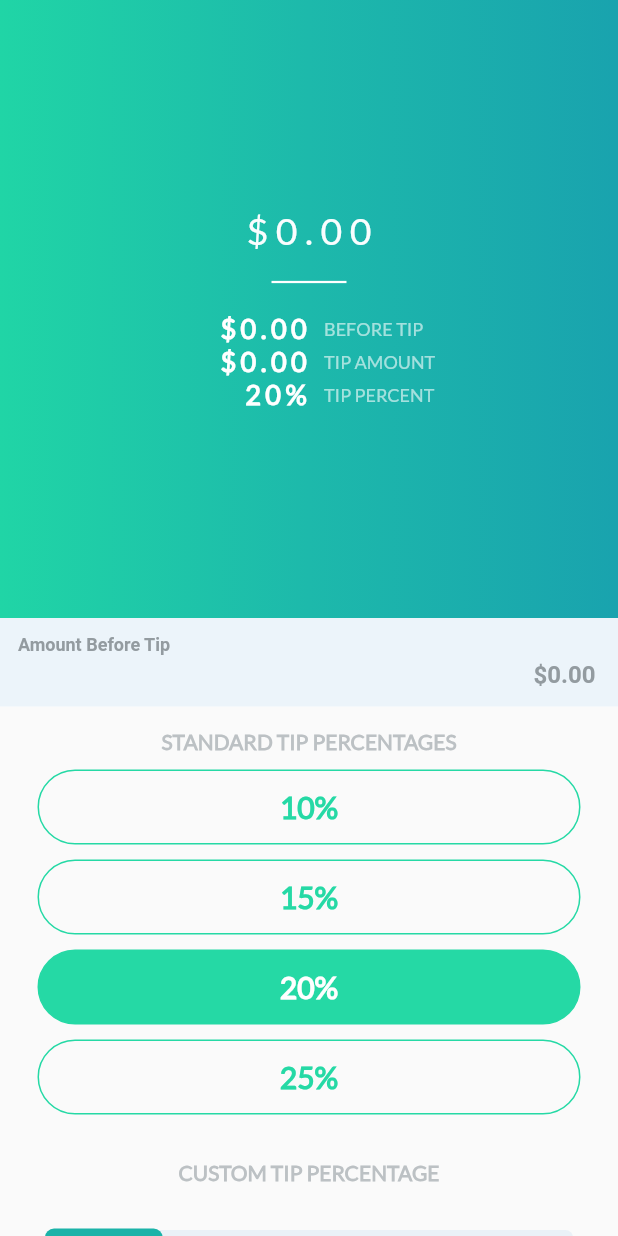
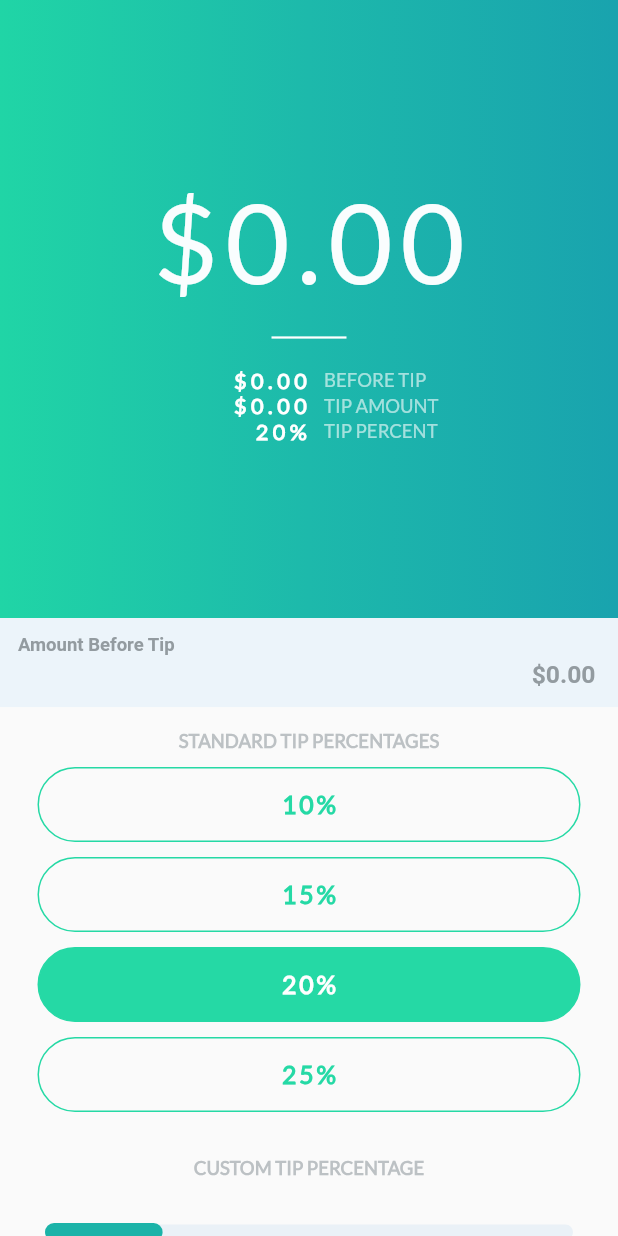
Before and after one commit to agileronin/tip-calculator, a Flutter app: the screen it shows after launch, on a phone screen of 412 x 824 dp. Run offline on Flutter 3.47's test engine with Material 2 defaults, Android fonts, the phone set to English and light mode, and no system bars; our stand-ins replace flutter_masked_text.

Commit message:
feat: add text scaling
Add the capability to dynamically scale the size of the applicaton's fonts based on the device size.

```diff
--- a/lib/screens/tip_calculator_screen.dart
+++ b/lib/screens/tip_calculator_screen.dart
@@ -2,6 +2,7 @@ import 'package:flutter/material.dart';
 import 'package:flutter_masked_text/flutter_masked_text.dart';
 
 import '../widgets/widgets.dart';
+import '../widget_scaler.dart';
 
 class TipCalculatorScreen extends StatefulWidget {
   @override
@@ -14,6 +15,7 @@ class _TipCalculatorScreenState extends State<TipCalculatorScreen> {
   double _amount = 0.0;
   double _total = 0.0;
   MoneyMaskedTextController _amountInputController;
+  WidgetScaler _widgetScaler;
 
   @override
   void initState() {
@@ -32,10 +34,12 @@ class _TipCalculatorScreenState extends State<TipCalculatorScreen> {
     _total = _amount + _tip;
   }
 
-  PercentageButton _buildPercentageButton(String buttonText, tipPercentage) {
+  PercentageButton _buildPercentageButton(
+      String buttonText, double tipPercentage, double fontSize) {
     return PercentageButton(
       buttonText: buttonText,
       selected: _tipPercentage == tipPercentage,
+      fontSize: fontSize,
       onPressed: () {
         setState(() {
           _tipPercentage = tipPercentage;
@@ -43,6 +47,13 @@ class _TipCalculatorScreenState extends State<TipCalculatorScreen> {
         });
       },
     );
+  }
+
+  double _computeFontSize(double fontToScreenRatio) {
+    int resizeRatio =
+        int.parse((_total - _total % 10).round().toString()).toString().length -
+            1;
+    return (fontToScreenRatio - resizeRatio) - 2;
   }
 
   @override
@@ -53,6 +64,8 @@ class _TipCalculatorScreenState extends State<TipCalculatorScreen> {
         _calculateTip();
       });
     };
+
+    _widgetScaler = WidgetScaler(mediaQueryData: MediaQuery.of(context));
 
     return Scaffold(
       resizeToAvoidBottomInset: false,
@@ -65,13 +78,17 @@ class _TipCalculatorScreenState extends State<TipCalculatorScreen> {
                 amount: _amount,
                 tip: _tip,
                 total: _total,
-                fontSize: 25.0,
+                fontSize:
+                    _widgetScaler.safeBlockHorizontal * _computeFontSize(20.0),
+                amountFontSize: _widgetScaler.safeBlockHorizontal * 3.5,
+                labelFontSize: _widgetScaler.safeBlockHorizontal * 3.0,
               ),
             ),
             Expanded(
               child: Column(
                 children: <Widget>[
                   TipAmountInput(
+                    fontSize: _widgetScaler.safeBlockHorizontal * 4.0,
                     controller: _amountInputController,
                     amountChanged: (value) {
                       setState(() {
@@ -84,16 +101,25 @@ class _TipCalculatorScreenState extends State<TipCalculatorScreen> {
                     padding: const EdgeInsets.fromLTRB(15.0, 15.0, 15.0, 5.0),
                     child: TextHeader(
                       text: 'Standard Tip Percentages',
+                      fontSize: _widgetScaler.safeBlockHorizontal * 3.0,
                     ),
                   ),
-                  _buildPercentageButton('10%', 10.0),
-                  _buildPercentageButton('15%', 15.0),
-                  _buildPercentageButton('20%', 20.0),
-                  _buildPercentageButton('25%', 25.0),
+                  _buildPercentageButton(
+                    '10%',
+                    10.0,
+                    _widgetScaler.safeBlockHorizontal * 4.0,
+                  ),
+                  _buildPercentageButton(
+                      '15%', 15.0, _widgetScaler.safeBlockHorizontal * 4.0),
+                  _buildPercentageButton(
+                      '20%', 20.0, _widgetScaler.safeBlockHorizontal * 4.0),
+                  _buildPercentageButton(
+                      '25%', 25.0, _widgetScaler.safeBlockHorizontal * 4.0),
                   Padding(
                     padding: const EdgeInsets.fromLTRB(15.0, 25.0, 15.0, 5.0),
                     child: TextHeader(
                       text: 'Custom Tip Percentage',
+                      fontSize: _widgetScaler.safeBlockHorizontal * 3.0,
                     ),
                   ),
                   CustomTipSlider(
--- /dev/null
+++ b/lib/widget_scaler.dart
@@ -0,0 +1,39 @@
+import 'package:flutter/widgets.dart';
+
+class WidgetScaler {
+  final MediaQueryData mediaQueryData;
+
+  WidgetScaler({@required this.mediaQueryData});
+
+  double get screenWidth {
+    return mediaQueryData.size.width;
+  }
+
+  double get screenHeight {
+    return mediaQueryData.size.height;
+  }
+
+  double get blockSizeHorizontal {
+    return screenWidth / 100.0;
+  }
+
+  double get blockSizeVertical {
+    return screenHeight / 100.0;
+  }
+
+  double get safeAreaHorizontal {
+    return mediaQueryData.padding.left + mediaQueryData.padding.right;
+  }
+
+  double get safeAreaVertical {
+    return mediaQueryData.padding.top + mediaQueryData.padding.bottom;
+  }
+
+  double get safeBlockHorizontal {
+    return (screenWidth - safeAreaHorizontal) / 100.0;
+  }
+
+  double get safeBlockVertical {
+    return (screenHeight - safeAreaVertical) / 100.0;
+  }
+}
--- a/lib/widgets/percentage_button.dart
+++ b/lib/widgets/percentage_button.dart
@@ -6,11 +6,13 @@ class PercentageButton extends StatelessWidget {
   final String buttonText;
   final bool selected;
   final Function onPressed;
+  final double fontSize;
 
   PercentageButton(
       {@required this.buttonText,
       @required this.onPressed,
-      this.selected = false});
+      this.selected = false,
+      this.fontSize = 20.0});
 
   @override
   Widget build(BuildContext context) {
@@ -40,7 +42,8 @@ class PercentageButton extends StatelessWidget {
               color: selected
                   ? PERCENT_BUTTON_TEXT_COLOR_SELECTED
                   : PERCENT_BUTTON_TEXT_COLOR_UNSELECTED,
-              fontSize: 20.0,
+              fontSize: fontSize,
+              letterSpacing: 2.0,
               fontWeight: FontWeight.bold,
               fontFamily: 'Lato'),
         ),
--- a/lib/widgets/text_header.dart
+++ b/lib/widgets/text_header.dart
@@ -3,8 +3,9 @@ import '../colors.dart';
 
 class TextHeader extends StatelessWidget {
   final String text;
+  final double fontSize;
 
-  TextHeader({@required this.text});
+  TextHeader({@required this.text, this.fontSize = 12.0});
 
   @override
   Widget build(BuildContext context) {
@@ -13,6 +14,7 @@ class TextHeader extends StatelessWidget {
       style: TextStyle(
         fontWeight: FontWeight.bold,
         fontFamily: 'Lato',
+        fontSize: fontSize,
         color: TEXT_HEADER_COLOR.withOpacity(0.6),
       ),
     );
--- a/lib/widgets/tip_amount_input.dart
+++ b/lib/widgets/tip_amount_input.dart
@@ -4,8 +4,12 @@ import '../colors.dart';
 class TipAmountInput extends StatelessWidget {
   final Function amountChanged;
   final TextEditingController controller;
+  final double fontSize;
 
-  TipAmountInput({@required this.amountChanged, @required this.controller});
+  TipAmountInput(
+      {@required this.amountChanged,
+      @required this.controller,
+      this.fontSize = 12.0});
   @override
   Widget build(BuildContext context) {
     return Container(
@@ -16,6 +20,7 @@ class TipAmountInput extends StatelessWidget {
         cursorColor: TIP_INPUT_CURSOR_COLOR,
         style: TextStyle(
           fontWeight: FontWeight.bold,
+          fontSize: fontSize,
           color: TIP_INPUT_COLOR,
         ),
         decoration: InputDecoration(
--- a/lib/widgets/tip_display.dart
+++ b/lib/widgets/tip_display.dart
@@ -12,6 +12,8 @@ class TipDisplay extends StatelessWidget {
   final NumberFormat currencyFormat;
   final NumberFormat percentageFormat;
   final double fontSize;
+  final double amountFontSize;
+  final double labelFontSize;
 
   TipDisplay({
     @required this.tipPercent,
@@ -19,6 +21,8 @@ class TipDisplay extends StatelessWidget {
     @required this.tip,
     @required this.total,
     this.fontSize = 50.0,
+    this.amountFontSize = 18.0,
+    this.labelFontSize = 12.0,
   })  : this.currencyFormat =
             NumberFormat.currency(locale: 'en_US', symbol: '\$'),
         this.percentageFormat = NumberFormat.percentPattern('en_US');
@@ -63,14 +67,20 @@ class TipDisplay extends StatelessWidget {
             TipSubText(
               amount: currencyFormat.format(amount),
               label: 'Before Tip',
+              amountFontSize: amountFontSize,
+              labelFontSize: labelFontSize,
             ),
             TipSubText(
               amount: currencyFormat.format(tip),
               label: 'Tip Amount',
+              amountFontSize: amountFontSize,
+              labelFontSize: labelFontSize,
             ),
             TipSubText(
               amount: percentageFormat.format(tipPercent / 100.0),
               label: 'Tip Percent',
+              amountFontSize: amountFontSize,
+              labelFontSize: labelFontSize,
             ),
           ],
         ),
--- a/lib/widgets/tip_sub_text.dart
+++ b/lib/widgets/tip_sub_text.dart
@@ -5,8 +5,14 @@ import '../colors.dart';
 class TipSubText extends StatelessWidget {
   final String amount;
   final String label;
+  final double amountFontSize;
+  final double labelFontSize;
 
-  TipSubText({@required this.amount, @required this.label});
+  TipSubText(
+      {@required this.amount,
+      @required this.label,
+      this.amountFontSize = 18.0,
+      this.labelFontSize = 12.0});
 
   @override
   Widget build(BuildContext context) {
@@ -21,7 +27,7 @@ class TipSubText extends StatelessWidget {
                 amount,
                 style: TextStyle(
                   fontWeight: FontWeight.bold,
-                  fontSize: 18.0,
+                  fontSize: amountFontSize,
                   fontFamily: 'Lato',
                   letterSpacing: 3.0,
                   color: TIP_SUB_TEXT_COLOR,
@@ -36,7 +42,7 @@ class TipSubText extends StatelessWidget {
               child: Text(
                 label.toUpperCase(),
                 style: TextStyle(
-                    fontSize: 12.0,
+                    fontSize: labelFontSize,
                     fontFamily: 'Lato',
                     color: TIP_SUB_TEXT_COLOR.withOpacity(0.6)),
               ),
```
